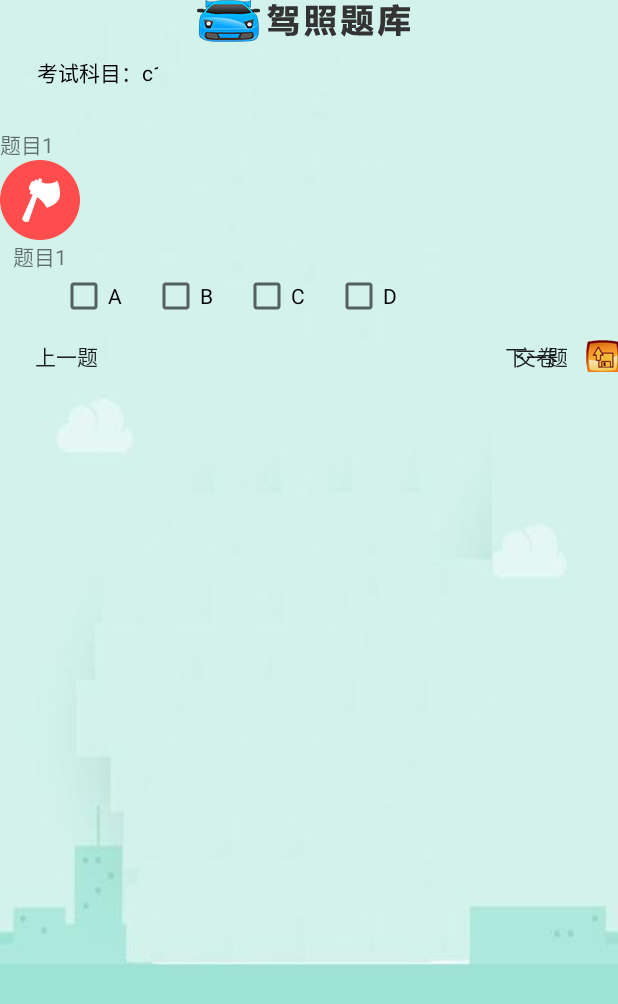
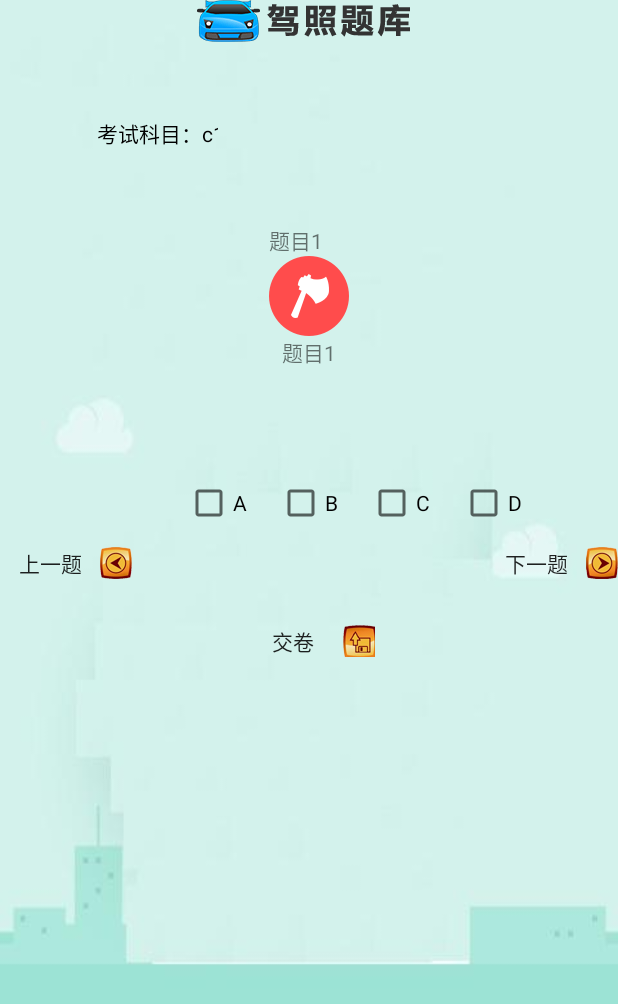
Before and after one commit to songyongren/jkbd, an Android app: the ExamActivity screen opened directly, with no data from a screen before it, on a phone screen of 412 x 824 dp. Shown: the top 1004 px of the screen. Run offline under Robolectric (Android 15) with nearby library versions, the light colour scheme and no system bars.

Commit message:
测试页面调整

```diff
--- a/app/src/main/java/com/example/administrator/myapplication/activity/MainActivity.java
+++ b/app/src/main/java/com/example/administrator/myapplication/activity/MainActivity.java
@@ -19,6 +19,7 @@ public class MainActivity extends AppCompatActivity {
     }
     //随机测试跳转
     public void test(View view){
+        //获取网络数据
         OkHttpUtils<Examlnfo> utils= new OkHttpUtils<>(getApplicationContext());
         String url= "http://101.251.196.90:8080/JztkServer/examInfo";
         utils.url(url)
--- a/app/src/main/res/layout/activity_exam.xml
+++ b/app/src/main/res/layout/activity_exam.xml
@@ -16,7 +16,7 @@ android:layout_height="match_parent">
         android:layout_width="wrap_content"
         android:layout_height="wrap_content"
         android:orientation="vertical"
-        android:layout_margin="10dp">
+        android:layout_margin="50dp">
         <TextView
             android:layout_width="wrap_content"
             android:layout_height="wrap_content"
@@ -28,8 +28,9 @@ android:layout_height="match_parent">
     </LinearLayout>
 <LinearLayout
     android:layout_width="wrap_content"
-    android:layout_height="wrap_content"
-    android:orientation="vertical">
+    android:layout_height="170dp"
+    android:orientation="vertical"
+    android:layout_gravity="center">
     <TextView
         android:layout_width="wrap_content"
         android:layout_height="wrap_content"
@@ -53,7 +54,8 @@ android:layout_height="match_parent">
         android:layout_width="wrap_content"
         android:orientation="horizontal"
         android:layout_marginLeft="20dp"
-        android:layout_height="wrap_content">
+        android:layout_height="wrap_content"
+        android:layout_gravity="center">
         <CheckBox
             android:layout_width="wrap_content"
             android:layout_height="wrap_content"
@@ -78,10 +80,10 @@ android:layout_height="match_parent">
 
     <RelativeLayout
         android:layout_width="match_parent"
-        android:layout_height="wrap_content"
-        >
+        android:layout_height="100dp">
 
         <Button
+            android:id="@+id/button"
             android:layout_width="wrap_content"
             android:layout_height="wrap_content"
             android:layout_alignParentRight="true"
@@ -93,6 +95,7 @@ android:layout_height="match_parent">
             android:layout_width="wrap_content"
             android:layout_height="wrap_content"
             android:layout_alignParentLeft="true"
+            android:drawableRight="@drawable/exam_pre32x32"
             android:background="@null"
             android:text="上一题" />
 
@@ -100,9 +103,10 @@ android:layout_height="match_parent">
 
             android:layout_width="wrap_content"
             android:layout_height="wrap_content"
-            android:layout_alignParentRight="true"
+            android:layout_alignParentBottom="true"
+            android:layout_centerHorizontal="true"
+            android:background="@null"
             android:drawableRight="@drawable/exam_commit32x32"
-            android:background="@null"
             android:text="交卷" />
     </RelativeLayout>
 </LinearLayout>
--- a/app/src/main/res/values/strings.xml
+++ b/app/src/main/res/values/strings.xml
@@ -4,6 +4,6 @@
     <string name="button2">全部测试</string>
     <string name="button3">设置</string>
     <string name="button4">退出</string>
-    <string name="text">考试科目：c1\n</string>
+    <string name="text">考试科目：c1</string>
     <string name="timu">题目1</string>
 </resources>
```
Also changed, not shown: app/src/main/res/layout/activity_allexam.xml (+11 -0 lines).
